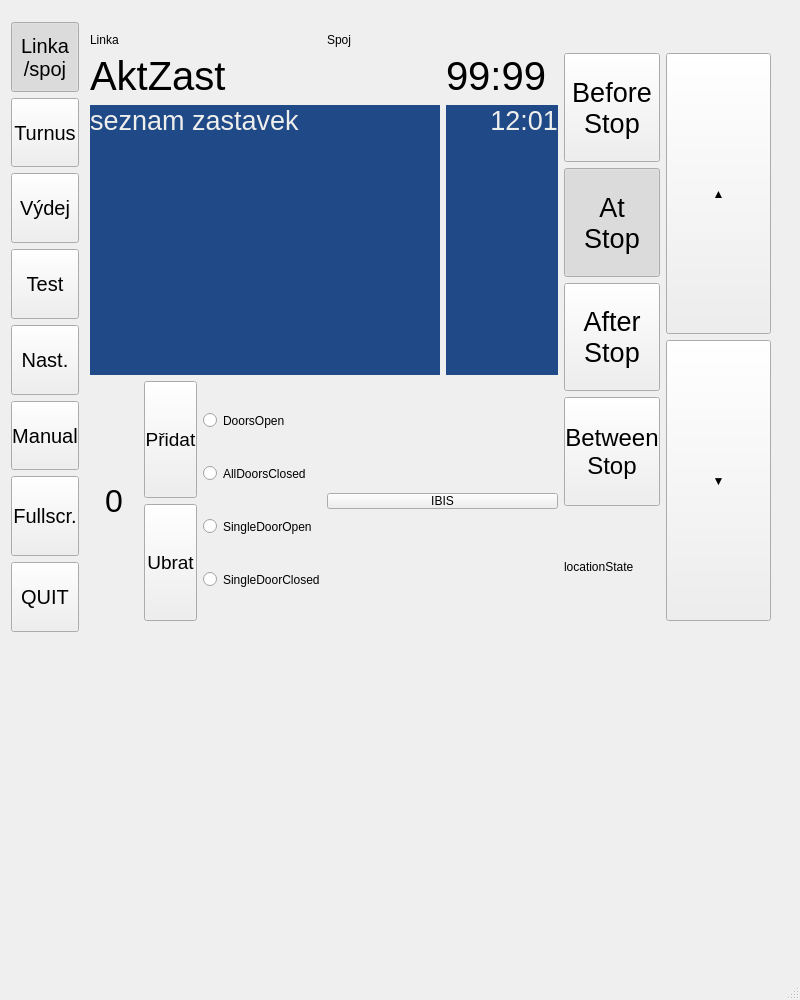
First picture: the form in mainwindow.ui, repository frutabruta/VDV301tester, before the edit.
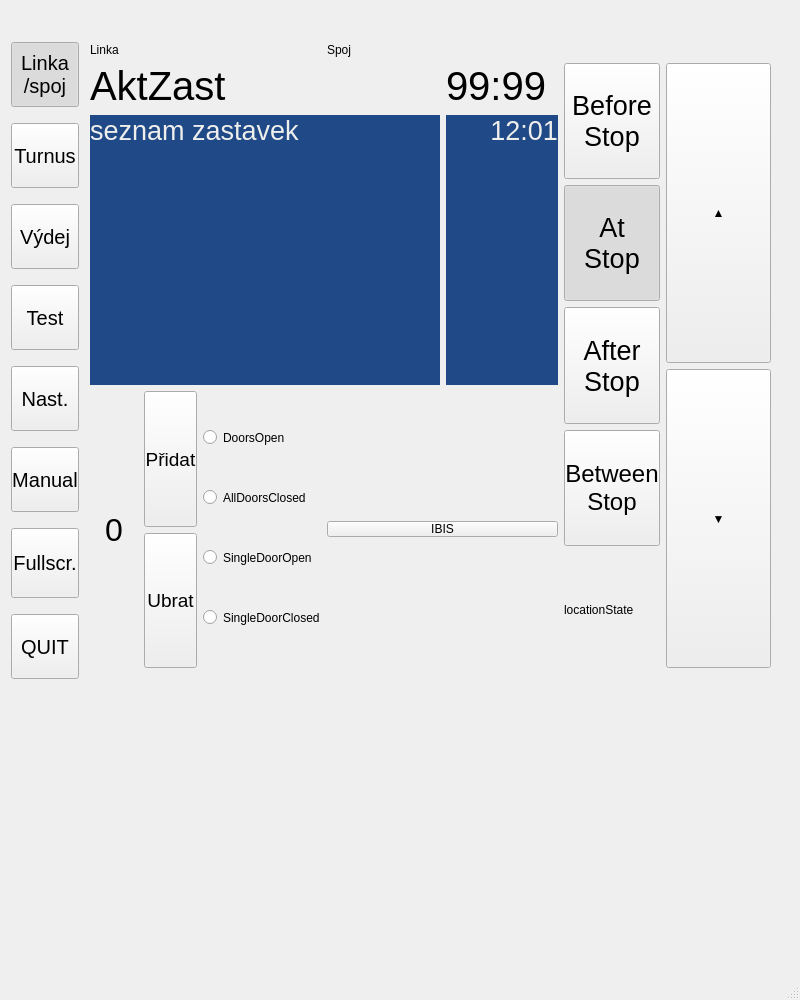
Second picture: the form after the edit. The open tabs and pages were chosen to show the change.

Diff of the .ui file:
```diff
--- a/mainwindow.ui
+++ b/mainwindow.ui
@@ -56,6 +56,9 @@
    <layout class="QGridLayout" name="gridLayout">
     <item row="0" column="0">
      <widget class="QStackedWidget" name="stackedWidget_hlavni">
+      <property name="styleSheet">
+       <string notr="true">*{margin: 10 0 0 0}</string>
+      </property>
       <property name="lineWidth">
        <number>1</number>
       </property>
@@ -69,7 +72,7 @@
           <x>0</x>
           <y>0</y>
           <width>782</width>
-          <height>632</height>
+          <height>669</height>
          </rect>
         </property>
         <layout class="QHBoxLayout" name="horizontalLayout_9">
@@ -797,7 +800,8 @@
             </palette>
            </property>
            <property name="styleSheet">
-            <string notr="true">/*background-color:rgb(52, 101, 164); */</string>
+            <string notr="true">/*background-color:rgb(52, 101, 164); */
+*{margin:  0 0 0 }</string>
            </property>
            <property name="currentIndex">
             <number>0</number>
```
Left out of the diff: 2 changed lines with no effect on the pictures.
